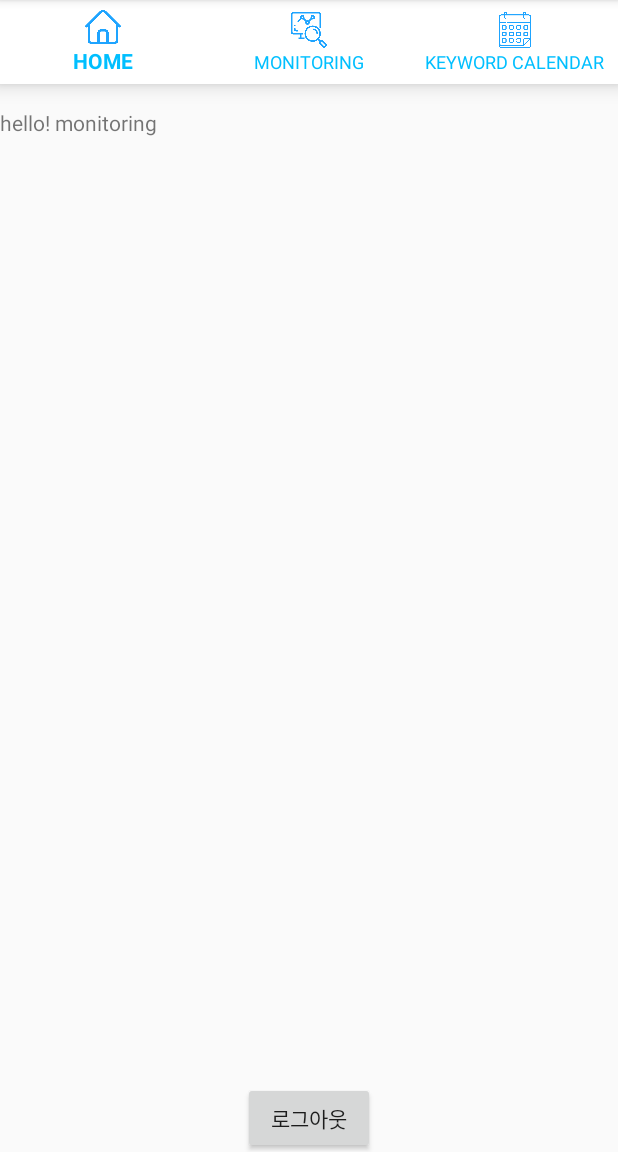
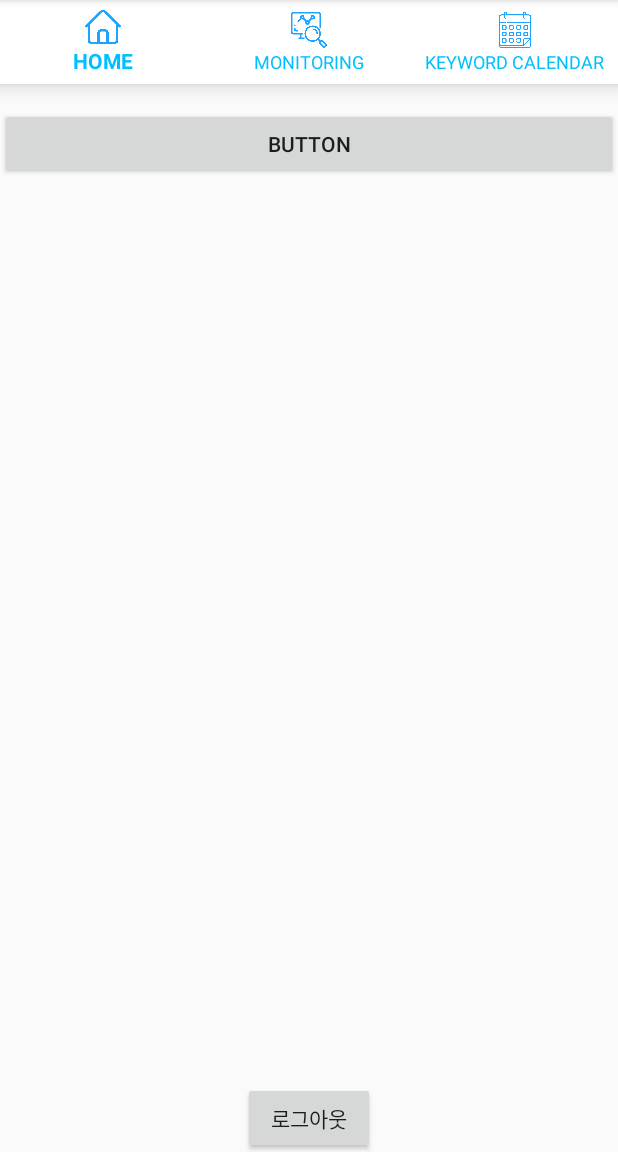
Before and after one commit to coconutstd/OmniAndroid, an Android app: the fragment MonitoringFragment placed in its activity, on a phone screen of 412 x 824 dp, the part 84-1236 px from its top. Run offline under Robolectric (Android 15) with nearby library versions, the phone set to English and light mode, and no system bars; our stand-ins replace ButterKnife; libraries missing offline, so code that uses them is left out: com.amazonaws, com.amazonaws.mobile; 4 statements that could not run were skipped.

Commit message:
레트로핏 보류2 - 혜주가 수정바람

```diff
--- /dev/null
+++ b/app/src/main/java/com/example/omniandroid/Sensor.kt
@@ -0,0 +1,3 @@
+package com.example.omniandroid
+
+class Sensor : ArrayList<SensorItem>()
--- /dev/null
+++ b/app/src/main/java/com/example/omniandroid/SensorService.kt
@@ -0,0 +1,9 @@
+package com.example.omniandroid
+
+import retrofit2.Call
+import retrofit2.http.GET
+
+interface SensorService {
+    @GET("dev/sensor")
+    fun sensors(): Call<List<SensorItem>>
+}
--- a/app/src/main/java/com/example/omniandroid/fragments/MonitoringFragment.java
+++ /dev/null
@@ -1,44 +0,0 @@
-package com.example.omniandroid.fragments;
-
-import android.content.Context;
-import android.os.Bundle;
-
-import androidx.fragment.app.Fragment;
-
-import android.view.LayoutInflater;
-import android.view.View;
-import android.view.ViewGroup;
-
-import com.amazonaws.auth.CognitoCachingCredentialsProvider;
-import com.amazonaws.mobileconnectors.dynamodbv2.document.Table;
-import com.amazonaws.regions.Region;
-import com.amazonaws.regions.Regions;
-import com.amazonaws.services.dynamodbv2.AmazonDynamoDBClient;
-import com.example.omniandroid.R;
-
-public class MonitoringFragment extends Fragment {
-
-    public MonitoringFragment() {
-        // Required empty public constructor
-    }
-
-    public static MonitoringFragment newInstance(String param1, String param2) {
-        MonitoringFragment fragment = new MonitoringFragment();
-
-        return fragment;
-    }
-
-    @Override
-    public void onCreate(Bundle savedInstanceState) {
-        super.onCreate(savedInstanceState);
-    }
-
-    @Override
-    public View onCreateView(LayoutInflater inflater, ViewGroup container,
-                             Bundle savedInstanceState) {
-        // Inflate the layout for this fragment
-
-        return inflater.inflate(R.layout.fragment_monitoring, container, false);
-    }
-
-}
--- /dev/null
+++ b/app/src/main/java/com/example/omniandroid/fragments/MonitoringFragment.kt
@@ -0,0 +1,60 @@
+package com.example.omniandroid.fragments
+
+import CustomAdapter
+import android.os.Bundle
+import android.view.LayoutInflater
+import android.view.View
+import android.view.ViewGroup
+import android.widget.LinearLayout
+import androidx.fragment.app.Fragment
+import androidx.recyclerview.widget.LinearLayoutManager
+import com.example.omniandroid.R
+import com.example.omniandroid.SensorItem
+import com.example.omniandroid.SensorService
+import kotlinx.android.synthetic.main.fragment_monitoring.*
+import retrofit2.Call
+import retrofit2.Callback
+import retrofit2.Response
+import retrofit2.Retrofit
+import retrofit2.converter.gson.GsonConverterFactory
+
+class MonitoringFragment : Fragment() {
+    override fun onCreate(savedInstanceState: Bundle?) {
+        super.onCreate(savedInstanceState)
+        val adapter = CustomAdapter()
+        recyclerView.adapter = adapter
+        recyclerView.layoutManager = LinearLayoutManager(getContext())
+
+        val retrofit = Retrofit.Builder()
+                .baseUrl("https://4cxysyupk7.execute-api.ap-northeast-2.amazonaws.com/")
+                .addConverterFactory(GsonConverterFactory.create())
+                .build()
+
+        buttonRequest.setOnClickListener {
+            val sensorService = retrofit.create(SensorService::class.java)
+            sensorService.sensors().enqueue(object : Callback<List<SensorItem>> {
+                override fun onResponse(call: Call<List<SensorItem>>, response: Response<List<SensorItem>>) {
+                    adapter.sensorList.addAll(response.body() as List<SensorItem>)
+                    adapter.notifyDataSetChanged()
+                }
+                override fun onFailure(call: Call<List<SensorItem>>, t: Throwable) {
+
+                }
+            })
+        }
+    }
+
+    override fun onCreateView(inflater: LayoutInflater, container: ViewGroup?,
+                              savedInstanceState: Bundle?): View? {
+
+
+        // Inflate the layout for this fragment
+        return inflater.inflate(R.layout.fragment_monitoring, container, false)
+    }
+
+    companion object {
+        fun newInstance(param1: String?, param2: String?): MonitoringFragment {
+            return MonitoringFragment()
+        }
+    }
+}
--- a/app/src/main/res/layout/fragment_monitoring.xml
+++ b/app/src/main/res/layout/fragment_monitoring.xml
@@ -5,11 +5,20 @@
     android:layout_height="match_parent"
     tools:context=".fragments.MonitoringFragment">
 
-    <!-- TODO: Update blank fragment layout -->
-    <TextView
+    <LinearLayout
         android:layout_width="match_parent"
         android:layout_height="match_parent"
-        android:text="hello! monitoring" />
+        android:orientation="vertical">
 
+        <Button
+            android:id="@+id/buttonRequest"
+            android:layout_width="match_parent"
+            android:layout_height="wrap_content"
+            android:text="Button" />
 
+        <androidx.recyclerview.widget.RecyclerView
+            android:id="@+id/recyclerView"
+            android:layout_width="match_parent"
+            android:layout_height="match_parent" />
+    </LinearLayout>
 </FrameLayout>
```
Also changed, not shown: app/src/main/java/com/example/omniandroid/AuthMainActivity.java (+0 -27 lines), app/src/main/java/com/example/omniandroid/CustomAdapter.kt (added, +33 -0 lines), app/src/main/java/com/example/omniandroid/Payload.java (deleted, +0 -38 lines), app/src/main/java/com/example/omniandroid/Payload.kt (added, +7 -0 lines), app/src/main/java/com/example/omniandroid/SensorItem.kt (added, +7 -0 lines), app/src/main/java/com/example/omniandroid/SensorResult.java (deleted, +0 -25 lines), app/src/main/java/com/example/omniandroid/SensorService.java (deleted, +0 -10 lines), app/src/main/res/layout/item_recycler.xml (added, +36 -0 lines), 2 other files.
